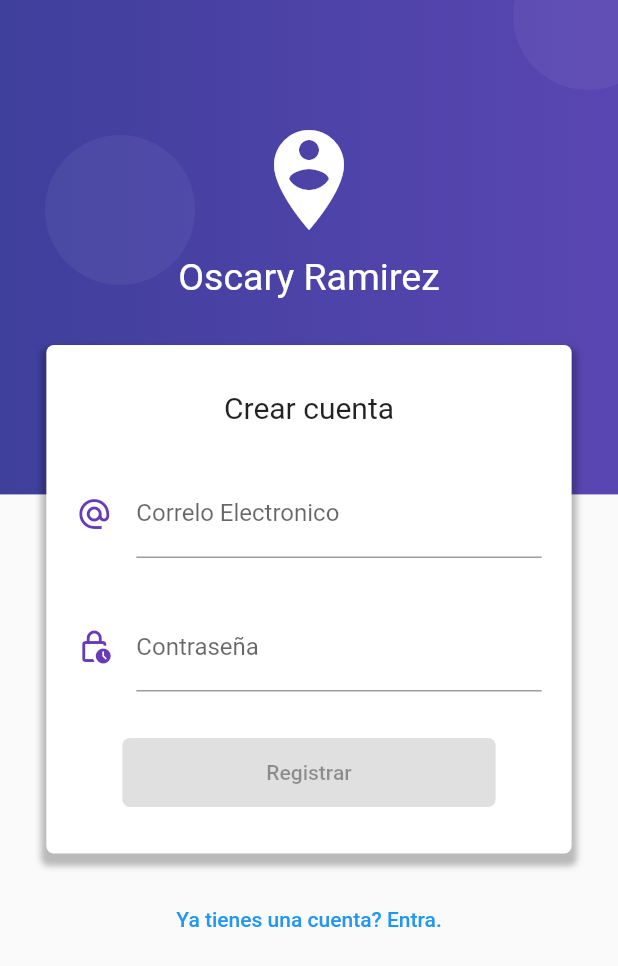
After one commit to oscar02r/form_validation_blog, a Flutter app: the RegistroPage screen opened by its route, on a phone screen of 412 x 824 dp. The commit adds this screen. Shown: the top 966 px of the screen. Run offline on Flutter 3.47's test engine with Material 2 defaults, Android fonts, the phone set to English and light mode, and no system bars; our stand-ins replace image_picker, rxdart; missing offline and left inert: mime_type.

Commit message:
Creating Registro page

```diff
--- a/lib/main.dart
+++ b/lib/main.dart
@@ -3,6 +3,7 @@ import 'package:form_blog/src/bloc/provider.dart';
 import 'package:form_blog/src/page/home_page.dart';
 import 'package:form_blog/src/page/login_page.dart';
 import 'package:form_blog/src/page/producto_page.dart';
+import 'package:form_blog/src/page/registro_page.dart';
 
 void main() {
   runApp(MyApp());
@@ -15,9 +16,10 @@ class MyApp extends StatelessWidget{
       child: MaterialApp(
         debugShowCheckedModeBanner: false,
         title: 'FormBlog',
-        initialRoute: HomePage.routeName,
+        initialRoute: LoginPage.routeName,
         routes: {
           HomePage.routeName  : (BuildContext context) => HomePage(),
+          RegistroPage.routeName: (BuildContext context) => RegistroPage(),
           LoginPage.routeName : (BuildContext context) => LoginPage(),
           ProductoPage.routeName : (BuildContext context) => ProductoPage(),
         },
--- a/lib/src/page/login_page.dart
+++ b/lib/src/page/login_page.dart
@@ -54,7 +54,10 @@ class LoginPage extends StatelessWidget{
                ),
              ),
              SizedBox(height: 20.0),
-             Text('Olvido la contraseña?'),
+             TextButton(
+                 child: Text('Crear nueva cuenta'),
+                 onPressed: () => Navigator.pushReplacementNamed(context, 'registro'),
+             ),
              SizedBox(height: 20.0),
            ]
          )
--- /dev/null
+++ b/lib/src/page/registro_page.dart
@@ -0,0 +1,198 @@
+import 'package:flutter/material.dart';
+import 'package:form_blog/src/bloc/provider.dart';
+import 'package:form_blog/src/page/home_page.dart';
+import 'package:form_blog/src/page/login_page.dart';
+
+class RegistroPage extends StatelessWidget{
+
+  static final String routeName = 'registro' ;
+  @override
+  Widget build(BuildContext context) {
+    return Scaffold(
+      body: Stack(
+        children: [
+          _crearFondo(context),
+          _loginForm(context),
+        ],
+      ),
+    );
+  }
+
+  Widget _loginForm(BuildContext context) {
+
+    final bloc = Provider.of(context);
+
+    final size = MediaQuery.of(context).size;
+    return SingleChildScrollView(
+        child:Column(
+            children: [
+              Container(height: 230.0),
+
+              Container(
+                padding: EdgeInsets.symmetric(vertical: 30.0),
+                width: size.width * 0.85,
+                decoration: BoxDecoration(
+                    color: Colors.white,
+                    borderRadius: BorderRadius.circular(5.0),
+                    boxShadow: <BoxShadow>[
+                      BoxShadow(
+                          color: Colors.black26,
+                          blurRadius: 3.0,
+                          spreadRadius: 3.0,
+                          offset: Offset(0.0,5)
+                      )
+                    ]
+                ),
+                child: Column(
+                  children: [
+                    Text('Crear cuenta', style: TextStyle(fontSize: 20.0)),
+                    SizedBox(height: 30.0),
+                    _crearEmail(bloc),
+                    SizedBox(height: 30.0),
+                    _crearPassword(bloc),
+                    SizedBox(height: 30.0),
+                    _crearBoton(bloc)
+                  ],
+                ),
+              ),
+              SizedBox(height: 20.0),
+              TextButton(
+                child: Text('Ya tienes una cuenta? Entra.'),
+                onPressed: () => Navigator.pushReplacementNamed(context, LoginPage.routeName),
+              ),
+              SizedBox(height: 20.0),
+            ]
+        )
+    );
+  }
+  Widget _crearEmail(LoginBloc bloc ) {
+
+    return  StreamBuilder(
+      stream: bloc.emailStream,
+      builder: (BuildContext context, AsyncSnapshot<String> snashop){
+
+        return Container(
+          padding: EdgeInsets.symmetric(horizontal: 20.0 ),
+          child: TextField(
+            keyboardType: TextInputType.emailAddress,
+            decoration: InputDecoration(
+                icon: Icon(Icons.alternate_email, color:Colors.deepPurple),
+                hintText:'example@correo.com',
+                labelText: 'Correlo Electronico',
+                counterText: snashop.data,
+                errorText: snashop.error == null ? null:snashop.error.toString()
+            ),
+            onChanged: bloc.changeEmail,
+          ),
+        );
+      },
+    );
+
+  }
+
+  Widget _crearPassword(LoginBloc bloc ) {
+
+    return StreamBuilder(
+        stream: bloc.passwordStream,
+        builder: (BuildContext context, AsyncSnapshot snapshot){
+
+          return  Container(
+            padding: EdgeInsets.symmetric(horizontal: 20.0 ),
+            child: TextField(
+              obscureText: true,
+              keyboardType: TextInputType.emailAddress,
+              decoration: InputDecoration(
+                  icon: Icon(Icons.lock_clock_outlined, color:Colors.deepPurple),
+                  labelText: 'Contraseña',
+                  counterText:snapshot.data,
+                  errorText: snapshot.error == null ? null:snapshot.error.toString()
+              ),
+              onChanged: bloc.changePassword,
+            ),
+          );
+        }
+    );
+
+
+  }
+  Widget _crearBoton( LoginBloc bloc) {
+    return StreamBuilder(
+        stream: bloc.formValidStream ,
+        builder: (context, AsyncSnapshot snapshot) {
+          return ElevatedButton(
+            child: Container(
+              padding: EdgeInsets.symmetric(vertical: 15.0, horizontal: 80.0),
+              child: Text('Registrar'),
+            ),
+            style:  ElevatedButton.styleFrom(
+              elevation: 0.0,
+              onPrimary: Colors.white,
+              primary: Colors.deepPurple,
+              minimumSize: Size(88, 36),
+              shape:  RoundedRectangleBorder(
+                borderRadius: BorderRadius.circular(5.0),
+              ),
+            ),
+
+            onPressed: snapshot.hasData ?  ()=> _login(context,bloc): null,
+          );
+        }
+    );
+  }
+  void _login(BuildContext context , LoginBloc  bloc){
+    Navigator.of(context).pushReplacementNamed(HomePage.routeName);
+  }
+  Widget _crearFondo(BuildContext context) {
+    final size = MediaQuery.of(context).size;
+    final fondoMorado = Container(
+      height: size.height * 0.40,
+      width: double.infinity,
+      decoration:BoxDecoration(
+          gradient: LinearGradient(
+              colors: <Color>[
+                Color.fromRGBO(63, 63, 156, 1.0),
+                Color.fromRGBO(90, 70, 178, 1.0)
+              ]
+          )
+      ),
+    );
+
+
+    final crearCirculo = Container(
+      height: 100.0,
+      width: 100.0,
+      decoration: BoxDecoration(
+          borderRadius: BorderRadius.circular(100.0),
+          color: Color.fromRGBO(255, 255, 255, 0.05)
+      ),
+    );
+
+
+    return Stack(
+      children: [
+        fondoMorado,
+        Positioned(child: crearCirculo, top: 90.0, left: 30.0),
+        Positioned(child: crearCirculo, top: -40.0, right:-30.0),
+        Positioned(child: crearCirculo, bottom: -50.0, left: -10.0),
+        Positioned(child: crearCirculo, bottom: 120, right: 20.0),
+        Positioned(child: crearCirculo, bottom: -50, right:- 20.0),
+        Container(
+          padding: EdgeInsets.only(top: 80.0),
+          child: Column(
+
+            children: [
+              Icon(Icons.person_pin_circle, color: Colors.white, size: 80.0,),
+              SizedBox(height: 10.0, width: double.infinity,),
+              Text('Oscary Ramirez', style: TextStyle(
+                  fontSize: 25.0,
+                  color: Colors.white
+              ),
+              )
+            ],
+          ),
+        )
+      ],
+    );
+  }
+
+}
```
